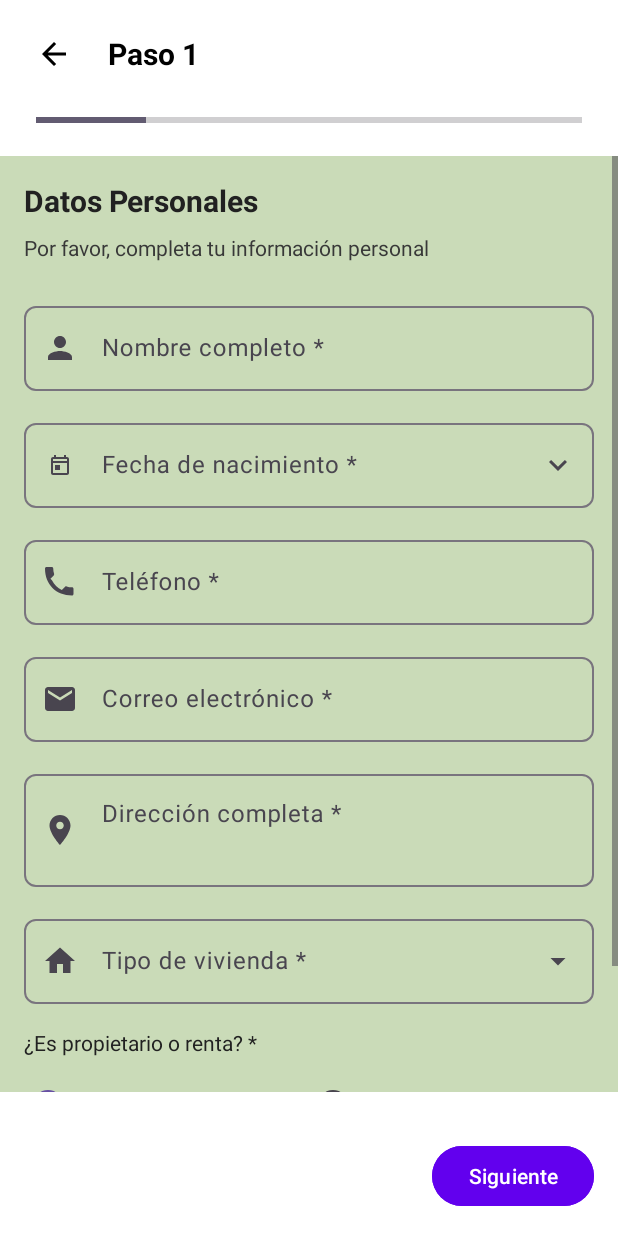
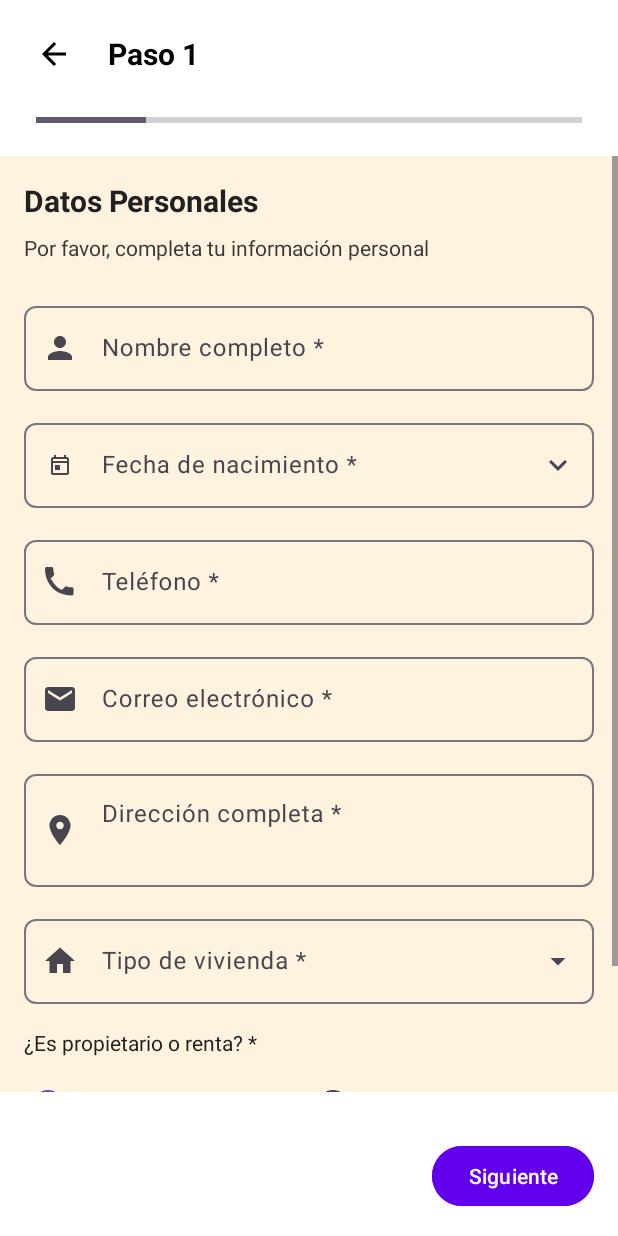
Before and after one commit to Andy-Gomez-sw/PawRescue, an Android app: the Step1PersonalDataFragment screen opened directly, with no data from a screen before it, on a phone screen of 412 x 824 dp. Run offline under Robolectric (Android 15) with nearby library versions, the phone set to English and light mode, and no system bars; our stand-ins replace Firebase (no records; nobody signed in at launch, a user with empty details on screens opened directly).

Commit message:
usuario publico 2

```diff
--- a/app/src/main/res/layout/fragment_step1_personal_data.xml
+++ b/app/src/main/res/layout/fragment_step1_personal_data.xml
@@ -4,7 +4,7 @@
     android:layout_width="match_parent"
     android:layout_height="match_parent"
     android:fillViewport="true"
-    android:background="@color/background_light">
+    android:background="@color/mood_background">
 
     <LinearLayout
         android:layout_width="match_parent"
```
